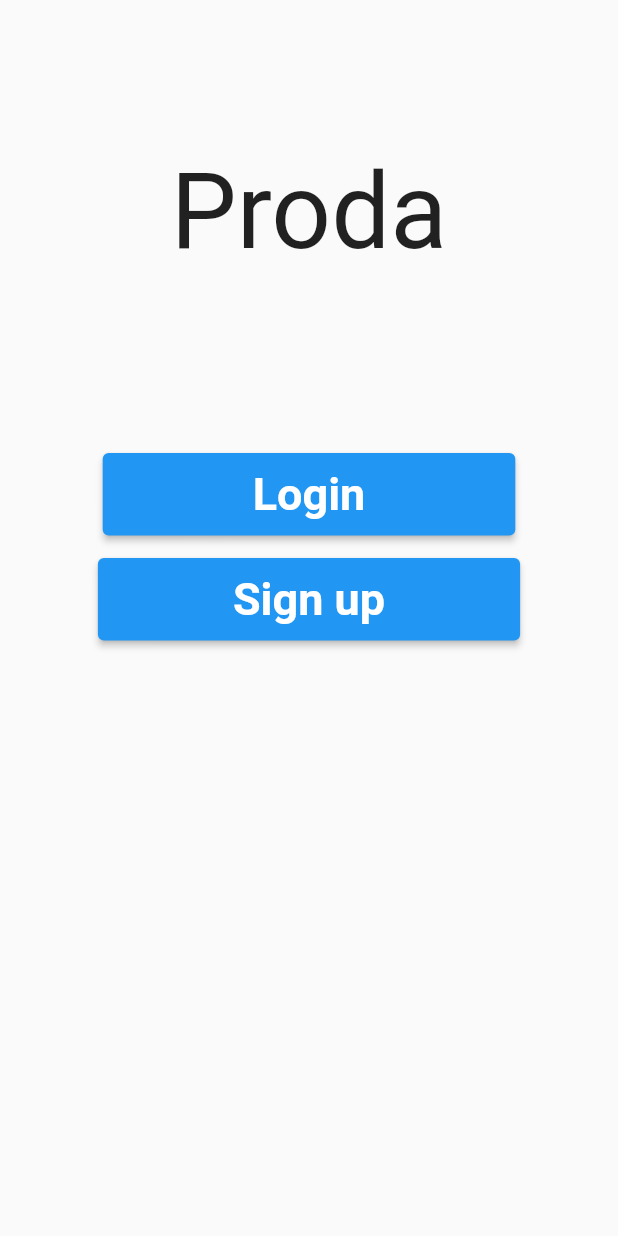
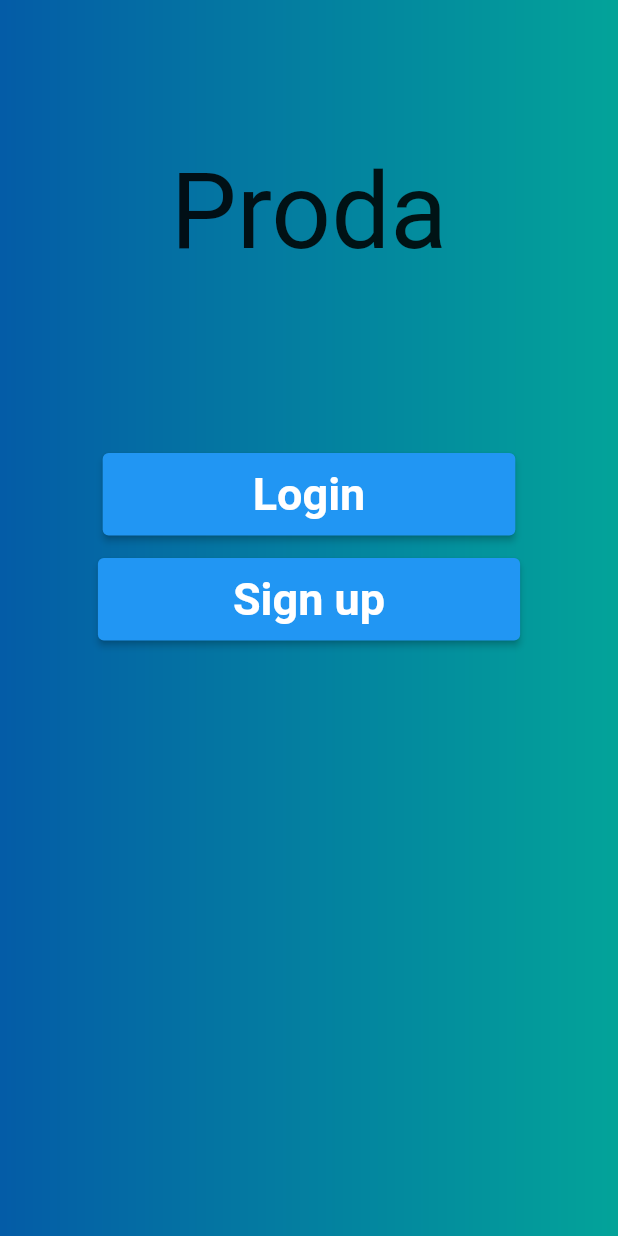
Before and after one commit to galib130/Task-Analyzer, a Flutter app: the screen it shows after launch, on a phone screen of 412 x 824 dp. Run offline on Flutter 3.47's test engine with Material 2 defaults, Android fonts, the phone set to English and light mode, and no system bars; our stand-ins replace charts_flutter, cloud_firestore, firebase_auth, firebase_core, firebase_messaging, flutter_local_notifications and 5 more; missing offline and left inert: dart:ffi, flutter_ringtone_player; accounts and stored records are empty.

Commit message:
improved ui

```diff
--- a/lib/authentication/open.dart
+++ b/lib/authentication/open.dart
@@ -31,7 +31,11 @@ class _OpenViewState extends State<OpenView>{
 
     return Scaffold(
       body: Container(
+          decoration:
 
+          BoxDecoration(
+              image:  DecorationImage(image: new AssetImage('assets/gradient.png'),fit: BoxFit.cover)
+          ),
 
 
           child:Column(
--- a/lib/home screen/Alertdialogue.dart
+++ b/lib/home screen/Alertdialogue.dart
@@ -55,6 +55,7 @@ createAlertDialog(BuildContext context,TextEditingController  _namecontroller,Te
                     flex: 1,
                     child: TextField(
                       maxLines: 1,
+                  readOnly: true,
                       decoration: InputDecoration(
                           hintText: 'Date'
                       ),
@@ -80,6 +81,7 @@ createAlertDialog(BuildContext context,TextEditingController  _namecontroller,Te
                     flex: 1,
                     child: TextField(
                       maxLines: 1,
+                      readOnly: true,
                       decoration: InputDecoration(
                           hintText: 'Time'
                       ),
--- a/lib/home screen/ListView.dart
+++ b/lib/home screen/ListView.dart
@@ -63,6 +63,7 @@ class AddList_State  extends StatelessWidget{
                 Expanded(
                   child: TextField(
                     maxLines: 1,
+                    readOnly: true,
                     controller: description_controller,
                   ),
                 ),
@@ -70,6 +71,7 @@ class AddList_State  extends StatelessWidget{
                   flex: 1,
                   child: TextField(
                     maxLines: 1,
+                    readOnly: true,
                     decoration: InputDecoration(
                         hintText: 'Date'
                     ),
@@ -205,7 +207,7 @@ class AddList_State  extends StatelessWidget{
                                                  checkbox(data['Name'],value!,document);
                                                }),
                                              ]),
-                                       if(data.containsValue(data['setTime']))
+                                       if(data.containsValue(data['setTime'])&&data['setTime']!='    ')
 
                                        Text(data['setTime'].toString(),style:
                                            TextStyle(fontStyle: FontStyle.italic),)
```
Also changed, not shown: lib/home screen/TestAppState.dart (+10 -5 lines), 2 other files.
